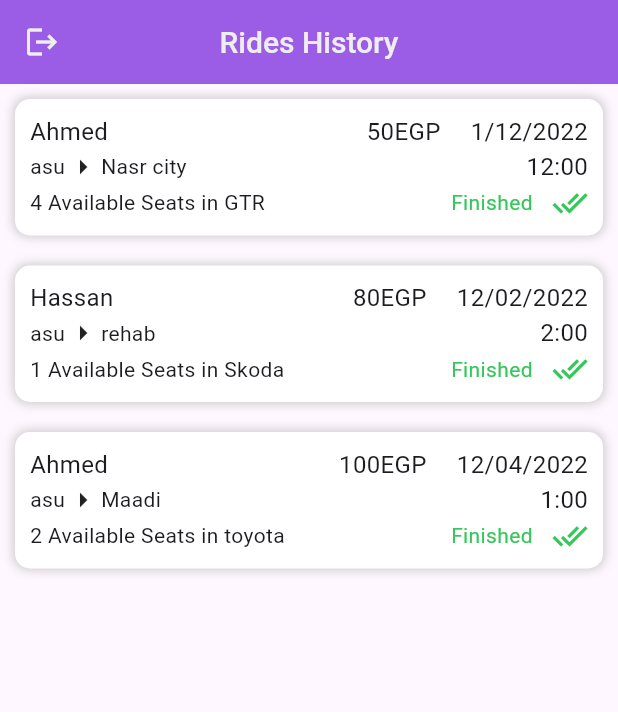
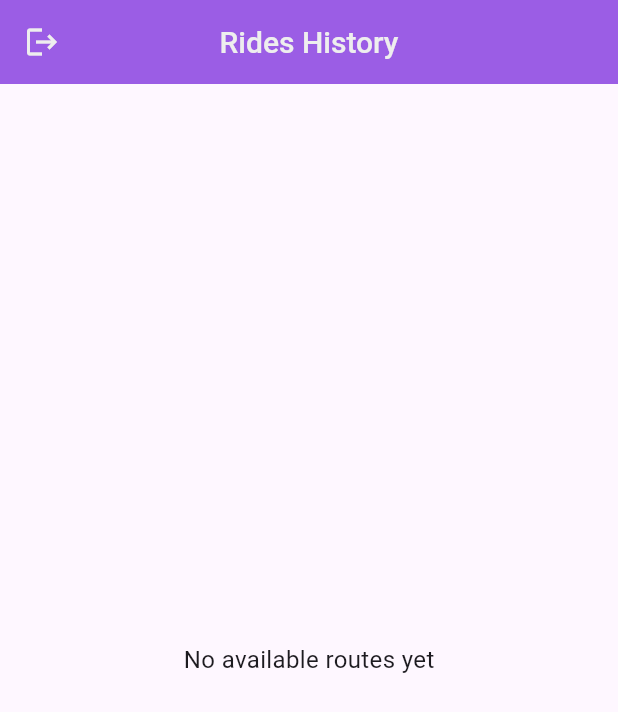
Before and after one commit to AhmedOssamaAhmed/car_pool_app, a Flutter app: the history screen opened directly, on a phone screen of 412 x 824 dp. Shown: the top 712 px of the screen. Run offline on Flutter 3.47's test engine with Material 3 defaults, Android fonts, the light colour scheme and no system bars; our stand-ins replace cloud_firestore, firebase_auth, firebase_core, fluttertoast, image_picker, shared_preferences; accounts and stored records are empty.

Commit message:
history page is fetched from firebase

```diff
--- a/lib/home/history.dart
+++ b/lib/home/history.dart
@@ -33,14 +33,31 @@ class _historyState extends State<history> {
         ),
         backgroundColor: defaultColor,
       ),
-      body: Column(
+      body: FutureBuilder<void>(
+        future: _sharedData.fetchAvailableRoutes(),
+        builder: (context,snapshot){
+          if(snapshot.connectionState == ConnectionState.waiting)
+          {
+            return const Center(child: CircularProgressIndicator());
+          }
+          else if(snapshot.hasError){
+            return Center(child: Text(snapshot.error.toString()));
+          }
+          else if(snapshot.connectionState == ConnectionState.done){
+            if(_sharedData.availble_routes!.isEmpty){
+              return Center(child: captionText("No available routes yet"));
+            }else{
+              return Column(
                 children: [
                   Expanded(
                     child: ListView.builder(
                       itemCount: _sharedData.my_finished_requests.length,
                       itemBuilder: (context, index) {
-                int routeId = _sharedData.my_finished_requests[index].keys.first;
-                String status = _sharedData.my_finished_requests[index].values.first;
+                        print("+++++++++++++++++++++++++++++++++++++++++++++++++++++++");
+                        int routeId = _sharedData.my_finished_requests[index]['id'];
+                        String status = _sharedData.my_finished_requests[index]['status'];
+                        print(routeId);
+                        print(status);
                         Map? matchingRoute = _sharedData.availble_routes.firstWhere((route) => route['id'] == routeId, orElse: () => {});
 
                         if (matchingRoute == null) {
@@ -68,7 +85,7 @@ class _historyState extends State<history> {
                                 children: [
                                   captionText(matchingRoute['driver']),
                                   const Spacer(),
-                          captionText(matchingRoute['price']),
+                                  captionText(matchingRoute['price'].toString()),
                                   captionText("EGP"),
                                   SizedBox(width: 20,),
                                   captionText(matchingRoute['date']),
@@ -85,7 +102,7 @@ class _historyState extends State<history> {
                               ),
                               Row(
                                 children: [
-                          Text("${matchingRoute['availble_seats'].toString()} Available Seats in ${matchingRoute['car']}"),
+                                  Text("${matchingRoute['seats'].toInt()} Available Seats in ${matchingRoute['car']}"),
                                   const Spacer(),
                                   Container(
                                     width: 80,
@@ -103,6 +120,13 @@ class _historyState extends State<history> {
 
                   ),
                 ],
+              );
+            }
+          }
+          else{
+            return const Center(child: CircularProgressIndicator());
+          }
+        }
       )
     );
   }
--- a/lib/home/sharedData.dart
+++ b/lib/home/sharedData.dart
@@ -50,11 +50,7 @@ class sharedData {
     {4:'accepted'},
     {3:'rejected'},
   ];
-  List<Map> my_finished_requests = [
-    {1:'finished'},
-    {4:'finished'},
-    {3:'finished'},
-  ];
+  List<Map> my_finished_requests = [];
   Future<void> fetchAvailableRoutes() async {
     try {
       String? uID = getToken();
@@ -63,9 +59,18 @@ class sharedData {
       // Update the available_routes list with the fetched rides
       availble_routes = rides.map((ride) => ride.data() as Map).toList();
       my_requests = requests.map((request) => request.data() as Map).toList();
+      // update my_finished_requests from my_requests
+      for (var request in my_requests) {
+        if (request["status"] == 'finished') {
+          my_finished_requests.add(request);
+        }
+      }
       print("*********************************");
       print(my_requests);
       print(availble_routes);
+      print("-------------------------");
+      print(my_finished_requests);
+      print("*********************************");
     } catch (e) {
       print('Error fetching available routes: $e');
       showToast(text: "Error Fetching rides", error: true);
```
Lines whose indentation alone changed are shown as unchanged.
